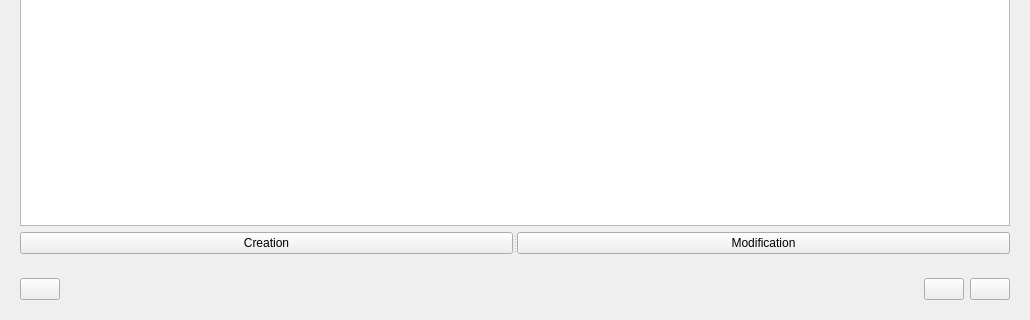
Txikilinux/leterrier-mulot, file editeur.ui: the form before one commit; both pictures show x 0 to 1030 and y 255 to 575 of the 1030 by 575 pixel window.
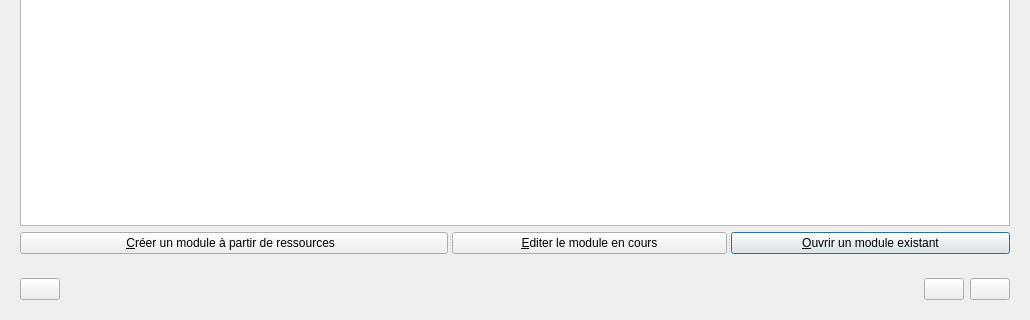
The form after the commit. The open tabs and pages were chosen to show the change. Icons and pictures are not drawn. Custom widgets are drawn as their Qt base class.

```diff
--- a/editeur.ui
+++ b/editeur.ui
@@ -159,7 +159,7 @@
            <enum>Qt::NoFocus</enum>
           </property>
           <property name="text">
-           <string>Creation</string>
+           <string>&amp;Créer un module à partir de ressources  </string>
           </property>
          </widget>
          <widget class="QPushButton" name="btnModificationAbe">
@@ -179,7 +179,12 @@
            <enum>Qt::NoFocus</enum>
           </property>
           <property name="text">
-           <string>Modification</string>
+           <string>&amp;Editer le module en cours</string>
+          </property>
+         </widget>
+         <widget class="QPushButton" name="btnModificationAutre">
+          <property name="text">
+           <string>&amp;Ouvrir un module existant</string>
           </property>
          </widget>
         </widget>
```
Left out of the diff: 2 changed lines with no effect on the pictures.
